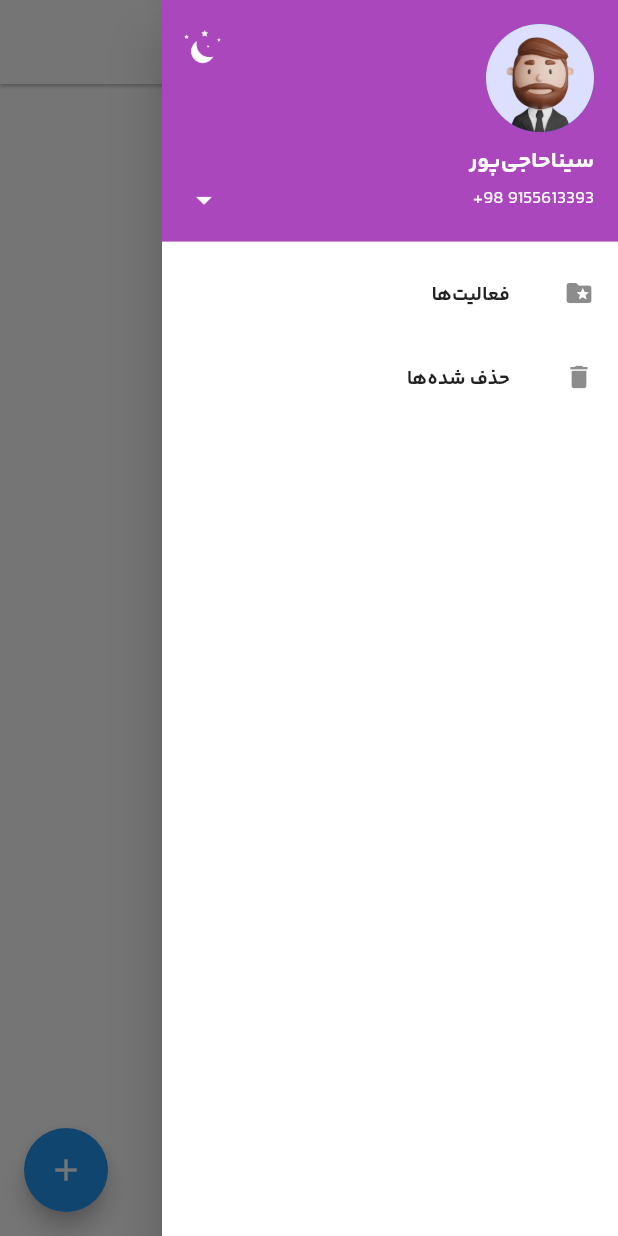
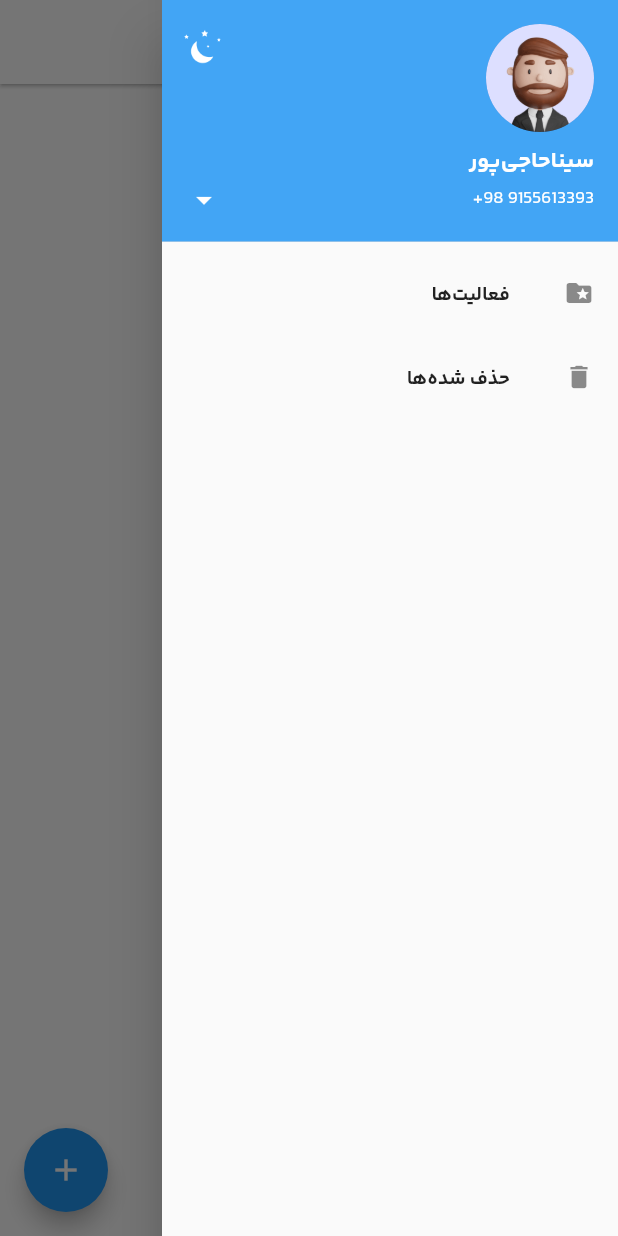
Before and after one commit to SinaHajipooor/Tasks-Management, a Flutter app: the screen it shows after launch, with the side drawer open, on a phone screen of 412 x 824 dp. Run offline on Flutter 3.47's test engine with Material 2 defaults, Android fonts, the phone set to English and light mode, and no system bars; our stand-ins replace bloc, equatable, flutter_bloc.

Commit message:
implement the theme configurations completely

```diff
--- a/lib/navigation/drawer/app_drawer.dart
+++ b/lib/navigation/drawer/app_drawer.dart
@@ -8,9 +8,9 @@ class AppDrawer extends StatelessWidget {
   Widget build(BuildContext context) {
     final theme = Theme.of(context);
     return SafeArea(
-      child: Drawer(
-        child: Container(
-          color: Colors.white,
+      child: BlocBuilder<ThemeBloc, ThemeState>(
+        builder: (context, state) {
+          return Drawer(
             child: ListView(
               physics: const BouncingScrollPhysics(),
               children: [
@@ -18,7 +18,7 @@ class AppDrawer extends StatelessWidget {
                   children: [
                     UserAccountsDrawerHeader(
                       onDetailsPressed: () {},
-                    decoration: BoxDecoration(color: Colors.purple[400]),
+                      decoration: BoxDecoration(color: state.isLight ? Colors.blue[400] : Theme.of(context).appBarTheme.backgroundColor),
                       accountName: const Padding(
                         padding: EdgeInsets.only(top: 15.0),
                         child: Text(
@@ -97,7 +97,8 @@ class AppDrawer extends StatelessWidget {
                 ),
               ],
             ),
-        ),
+          );
+        },
       ),
     );
   }
--- a/lib/screens/tasks/deleted_tasks_screen.dart
+++ b/lib/screens/tasks/deleted_tasks_screen.dart
@@ -9,19 +9,19 @@ class DeletedTasksScreen extends StatelessWidget {
 
   @override
   Widget build(BuildContext context) {
+    final theme = Theme.of(context).textTheme;
     return BlocBuilder<TasksBloc, TasksState>(
       builder: (context, state) {
         return Scaffold(
           appBar: AppBar(
             title: Row(
               children: [
-                const Text('فعالیت‌های حذف شده', style: TextStyle(fontSize: 14)),
+                Text('فعالیت‌های حذف شده', style: theme.bodyMedium!.copyWith(fontSize: 13)),
                 Visibility(visible: state.removedTasks.isNotEmpty, child: TaskCounter(count: state.removedTasks.length)),
               ],
             ),
             elevation: 1,
             centerTitle: true,
-            backgroundColor: Colors.white,
           ),
           drawer: const AppDrawer(),
           body: SafeArea(
--- a/lib/screens/tasks/tasks_list_screen.dart
+++ b/lib/screens/tasks/tasks_list_screen.dart
@@ -33,16 +33,16 @@ class TasksListScreen extends StatelessWidget {
 
   @override
   Widget build(BuildContext context) {
+    final theme = Theme.of(context).textTheme;
     return BlocBuilder<TasksBloc, TasksState>(
       builder: (context, state) {
         List<Task> tasksList = state.allTasks;
         return Scaffold(
           appBar: AppBar(
-            backgroundColor: Colors.white,
             elevation: 1,
             title: Row(
               children: [
-                const Text('فعالیت‌های شما', style: TextStyle(fontSize: 14)),
+                Text('فعالیت‌های شما', style: theme.bodyMedium!.copyWith(fontSize: 13)),
                 Visibility(visible: state.allTasks.isNotEmpty, child: TaskCounter(count: state.allTasks.length)),
               ],
             ),
@@ -57,6 +57,7 @@ class TasksListScreen extends StatelessWidget {
             ),
           ),
           floatingActionButton: FloatingActionButton(
+            backgroundColor: Colors.blue,
             onPressed: () => _addTask(context),
             tooltip: 'افزودن',
             child: const Icon(Icons.add),
--- a/lib/widgets/tasks/task_counter.dart
+++ b/lib/widgets/tasks/task_counter.dart
@@ -10,9 +10,9 @@ class TaskCounter extends StatelessWidget {
       children: [
         const SizedBox(width: 7),
         Container(
-          padding: const EdgeInsets.symmetric(horizontal: 6, vertical: 1),
+          padding: const EdgeInsets.symmetric(horizontal: 6, vertical: 0),
           decoration: BoxDecoration(
-            color: Colors.purple[200],
+            color: Colors.blue[200],
             borderRadius: BorderRadius.circular(50),
           ),
           child: Align(
--- a/lib/widgets/tasks/task_item.dart
+++ b/lib/widgets/tasks/task_item.dart
@@ -23,7 +23,7 @@ class TaskItem extends StatelessWidget {
       child: ListTile(
         title: Text(
           task.title,
-          style: TextStyle(decoration: task.isDone! ? TextDecoration.lineThrough : null),
+          style: TextStyle(decoration: task.isDone! ? TextDecoration.lineThrough : null, fontWeight: FontWeight.normal),
         ),
         trailing: Checkbox(
           value: task.isDone,
--- a/lib/widgets/tasks/task_modal.dart
+++ b/lib/widgets/tasks/task_modal.dart
@@ -36,6 +36,7 @@ class _TaskModalState extends State<TaskModal> {
               const Text('افزودن فعالیت', style: TextStyle(fontSize: 15, fontWeight: FontWeight.normal)),
               const SizedBox(height: 40),
               TextField(
+                style: const TextStyle(fontSize: 17, fontWeight: FontWeight.normal),
                 autofocus: true,
                 decoration: const InputDecoration(
                   label: Text('عنوان'),
```
Lines whose indentation alone changed are shown as unchanged.
